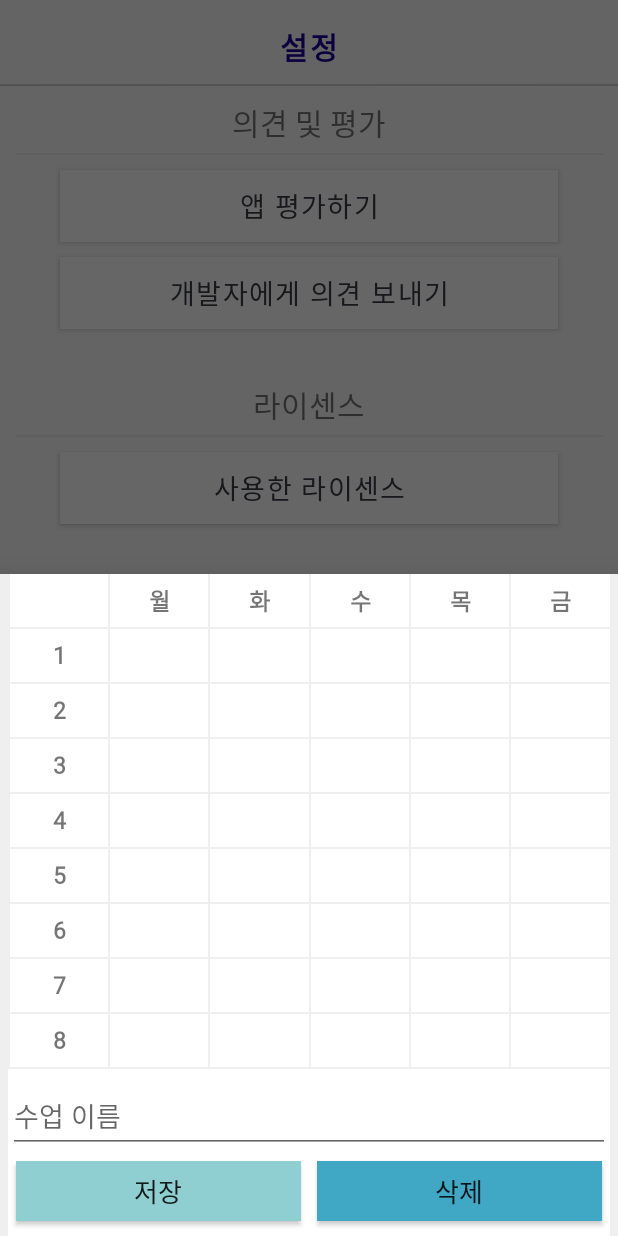
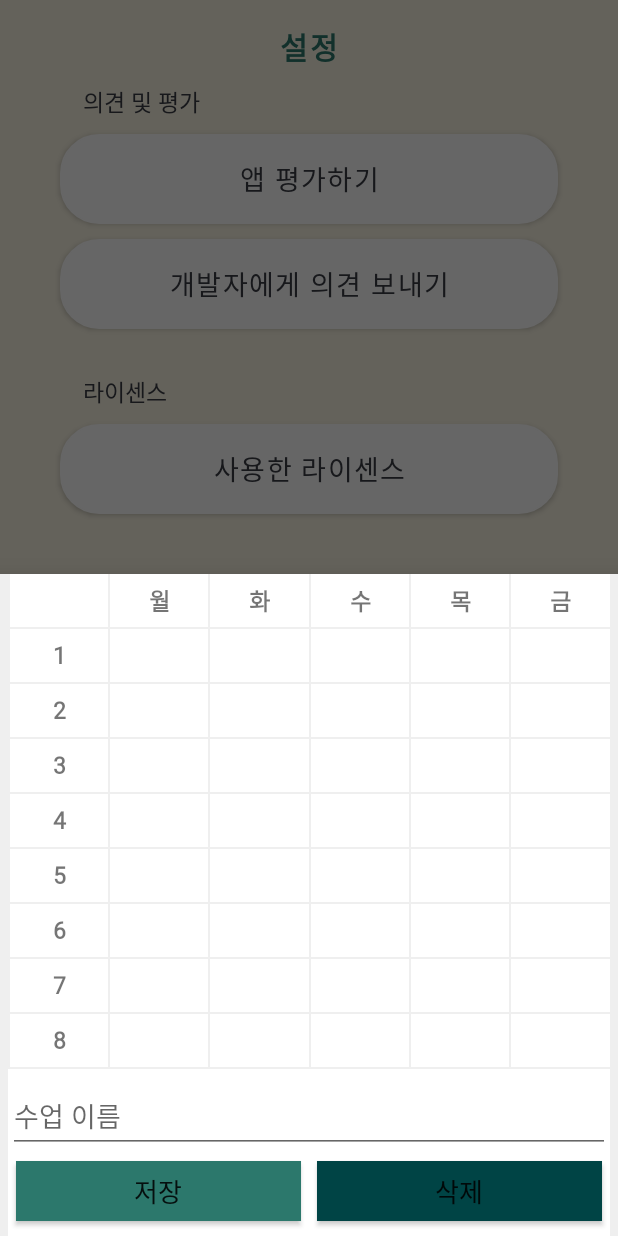
Before and after one commit to noion0511/MealService, an Android app: the fragment InfomationF placed in its activity, item 5 of the bottom bar chosen, on a phone screen of 412 x 824 dp. Run offline under Robolectric (Android 15) with nearby library versions, the phone set to English and light mode, and no system bars; our stand-ins replace Room's generated code; network calls fail.

Commit message:
디자인 수정 후

```diff
--- a/school_lunch/app/src/main/java/com/example/school_lunch/Adapter/CalendarAdapter.kt
+++ b/school_lunch/app/src/main/java/com/example/school_lunch/Adapter/CalendarAdapter.kt
@@ -24,8 +24,8 @@ class CalendarAdapter(private val baseCalendar: BaseCalendar, private val schedu
     }
 
     override fun onBindViewHolder(holder: CalendarItemViewHolder, position: Int) {
-        if (position % BaseCalendar.DAYS_OF_WEEK == 0) holder.itemView.tv_date.setTextColor(Color.parseColor("#1C0099"))
-        else if(position % BaseCalendar.DAYS_OF_WEEK == 6) holder.itemView.tv_date.setTextColor(Color.parseColor("#1C0099"))
+        if (position % BaseCalendar.DAYS_OF_WEEK == 0) holder.itemView.tv_date.setTextColor(Color.parseColor("#004445"))
+        else if(position % BaseCalendar.DAYS_OF_WEEK == 6) holder.itemView.tv_date.setTextColor(Color.parseColor("#004445"))
         else holder.itemView.tv_date.setTextColor(Color.parseColor("#676d6e"))
 
         val day = baseCalendar.data[position]
@@ -34,12 +34,12 @@ class CalendarAdapter(private val baseCalendar: BaseCalendar, private val schedu
         holder.itemView.academicSchedule.text = scheduleList?.find { schedule -> schedule.day == day }?.schedule ?: ""
 
         if(holder.itemView.academicSchedule.text != "") {
-            holder.itemView.tv_date.setBackgroundColor(Color.parseColor("#1C0099"))
+            holder.itemView.tv_date.setBackgroundColor(Color.parseColor("#2c786c"))
             holder.itemView.tv_date.setTextColor(Color.parseColor("#FFFFFF"))
         }
 
         if(scheduleList?.find { it.day == day }?.holiday==""){
-            holder.itemView.tv_date.setBackgroundColor(Color.parseColor("#fddb3a"))
+            holder.itemView.tv_date.setBackgroundColor(Color.parseColor("#f8b400"))
             holder.itemView.tv_date.setTextColor(Color.parseColor("#393b44"))
         }
 
--- /dev/null
+++ b/school_lunch/app/src/main/res/drawable/rectangle_background.xml
@@ -0,0 +1,8 @@
+<?xml version="1.0" encoding="utf-8"?>
+<shape xmlns:android="http://schemas.android.com/apk/res/android"
+    android:shape="rectangle">
+    <solid android:color="@color/white"/>
+    <stroke android:color="@color/white"
+        android:width="1dp"/>
+    <corners android:radius="25dp"/>
+</shape>
--- a/school_lunch/app/src/main/res/layout/activity_main.xml
+++ b/school_lunch/app/src/main/res/layout/activity_main.xml
@@ -4,7 +4,8 @@
     xmlns:tools="http://schemas.android.com/tools"
     android:layout_width="match_parent"
     android:layout_height="match_parent"
-    tools:context=".MainActivity">
+    tools:context=".MainActivity"
+    android:background="@color/AppColor1">
 
     <androidx.appcompat.widget.Toolbar
         android:id="@+id/toolbar"
@@ -19,15 +20,15 @@
 
     </androidx.appcompat.widget.Toolbar>
 
-    <View
-        android:id="@+id/mealItemView11"
-        android:layout_width="wrap_content"
-        android:layout_height="1dp"
-        android:background="@color/gray2"
-        android:elevation="0.5dp"
-        app:layout_constraintEnd_toEndOf="@id/overlay_layout"
-        app:layout_constraintStart_toStartOf="parent"
-        app:layout_constraintTop_toBottomOf="@+id/toolbar" />
+<!--    <View-->
+<!--        android:id="@+id/mealItemView11"-->
+<!--        android:layout_width="wrap_content"-->
+<!--        android:layout_height="1dp"-->
+<!--        android:background="@color/gray2"-->
+<!--        android:elevation="0.5dp"-->
+<!--        app:layout_constraintEnd_toEndOf="@id/overlay_layout"-->
+<!--        app:layout_constraintStart_toStartOf="parent"-->
+<!--        app:layout_constraintTop_toBottomOf="@+id/toolbar" />-->
 
     <TextView
         android:id="@+id/set_date"
@@ -36,7 +37,7 @@
         android:layout_gravity="center"
         android:layout_marginTop="16dp"
         android:text="@string/calendar"
-        android:textColor="@color/blueColor1"
+        android:textColor="@color/AppColor3"
         android:textSize="20sp"
         android:textStyle="bold"
         android:fontFamily="@font/cafe24danjunghae"
@@ -60,15 +61,15 @@
         </androidx.viewpager.widget.ViewPager>
     </FrameLayout>
 
-    <View
-        android:id="@+id/mealItemView1"
-        android:layout_width="wrap_content"
-        android:layout_height="1dp"
-        android:background="@color/gray2"
-        app:layout_constraintBottom_toTopOf="@+id/main_menu"
-        app:layout_constraintEnd_toEndOf="@id/overlay_layout"
-        app:layout_constraintStart_toStartOf="parent"
-        android:elevation="0.5dp"/>
+<!--    <View-->
+<!--        android:id="@+id/mealItemView1"-->
+<!--        android:layout_width="wrap_content"-->
+<!--        android:layout_height="1dp"-->
+<!--        android:background="@color/blueColor1"-->
+<!--        app:layout_constraintBottom_toTopOf="@+id/main_menu"-->
+<!--        app:layout_constraintEnd_toEndOf="@id/overlay_layout"-->
+<!--        app:layout_constraintStart_toStartOf="parent"-->
+<!--        android:elevation="0.5dp"/>-->
 
     <com.google.android.material.tabs.TabLayout
         android:id="@+id/main_menu"
--- a/school_lunch/app/src/main/res/layout/fragment_infomation.xml
+++ b/school_lunch/app/src/main/res/layout/fragment_infomation.xml
@@ -65,7 +65,7 @@
             android:layout_marginEnd="5dp"
             android:layout_marginBottom="10dp"
             android:layout_weight="1"
-            android:background="@color/blueColor5"
+            android:background="@color/AppColor3"
             android:fontFamily="@font/cafe24dangdanghae"
             android:text="@string/save"
             android:textSize="17sp"
@@ -80,7 +80,7 @@
             android:layout_marginEnd="5dp"
             android:layout_marginBottom="10dp"
             android:layout_weight="1"
-            android:background="@color/blueColor3"
+            android:background="@color/AppColor2"
             android:fontFamily="@font/cafe24dangdanghae"
             android:text="@string/remove"
             android:textSize="17sp"
--- a/school_lunch/app/src/main/res/layout/fragment_setting.xml
+++ b/school_lunch/app/src/main/res/layout/fragment_setting.xml
@@ -17,29 +17,6 @@
             android:layout_height="wrap_content"
             android:orientation="vertical">
 
-            <View
-                android:id="@+id/view6"
-                android:layout_width="match_parent"
-                android:layout_height="5dp" />
-
-<!--            <TextView-->
-<!--                android:id="@+id/textView122"-->
-<!--                android:layout_width="match_parent"-->
-<!--                android:layout_height="wrap_content"-->
-<!--                android:layout_margin="5dp"-->
-<!--                android:text="@string/widget_setting"-->
-<!--                android:textSize="18sp"-->
-<!--                android:gravity="center"-->
-<!--                android:layout_gravity="center"-->
-<!--                android:fontFamily="@font/cafe24dangdanghae"/>-->
-
-<!--            <View-->
-<!--                android:id="@+id/view42"-->
-<!--                android:layout_width="match_parent"-->
-<!--                android:layout_height="1dp"-->
-<!--                android:background="@color/gray"-->
-<!--                android:layout_marginRight="10dp"-->
-<!--                android:layout_marginLeft="10dp"/>-->
 
 <!--            <Button-->
 <!--                android:id="@+id/button22"-->
@@ -100,29 +77,32 @@
                 android:id="@+id/textView12"
                 android:layout_width="match_parent"
                 android:layout_height="wrap_content"
-                android:layout_margin="5dp"
+                android:layout_marginLeft="55dp"
+                android:layout_marginRight="55dp"
+                android:layout_marginBottom="10dp"
+                android:textColor="@color/grayColor4"
                 android:text="@string/opinion_evaluation"
-                android:textSize="20sp"
-                android:gravity="center"
-                android:fontFamily="@font/cafe24dangdanghae"/>
+                android:textSize="15sp"
+                android:gravity="start"
+                android:fontFamily="@font/cafe24ohsquareair"/>
 
-            <View
-                android:id="@+id/view4"
-                android:layout_width="match_parent"
-                android:layout_height="1dp"
-                android:background="@color/gray"
-                android:layout_marginRight="10dp"
-                android:layout_marginLeft="10dp"/>
+<!--            <View-->
+<!--                android:id="@+id/view4"-->
+<!--                android:layout_width="match_parent"-->
+<!--                android:layout_height="1dp"-->
+<!--                android:background="@color/gray"-->
+<!--                android:layout_marginRight="10dp"-->
+<!--                android:layout_marginLeft="10dp"/>-->
 
             <Button
                 android:id="@+id/button"
                 android:layout_width="match_parent"
-                android:layout_height="wrap_content"
+                android:layout_height="60dp"
                 android:text="@string/opinion"
                 android:layout_marginRight="40dp"
                 android:layout_marginLeft="40dp"
-                android:layout_marginTop="10dp"
-                android:background="@color/white"
+                android:layout_marginBottom="10dp"
+                android:background="@drawable/rectangle_background"
                 android:fontFamily="@font/cafe24ohsquareair"
                 android:letterSpacing="0.05"
                 android:textColor="@color/grayColor4"
@@ -131,14 +111,13 @@
             <Button
                 android:id="@+id/button23"
                 android:layout_width="match_parent"
-                android:layout_height="wrap_content"
+                android:layout_height="60dp"
                 android:text="@string/evaluation"
                 android:layout_marginRight="40dp"
                 android:layout_marginLeft="40dp"
                 android:fontFamily="@font/cafe24ohsquareair"
                 android:letterSpacing="0.05"
-                android:layout_marginTop="10dp"
-                android:background="@color/white"
+                android:background="@drawable/rectangle_background"
                 android:textColor="@color/grayColor4"
                 android:textSize="18sp"/>
 
@@ -151,38 +130,34 @@
                 android:id="@+id/text123"
                 android:layout_width="match_parent"
                 android:layout_height="wrap_content"
-                android:layout_margin="5dp"
+                android:layout_marginLeft="55dp"
+                android:layout_marginRight="55dp"
+                android:layout_marginBottom="10dp"
+                android:textColor="@color/grayColor4"
                 android:text="@string/licenses"
-                android:textSize="20sp"
-                android:gravity="center"
-                android:fontFamily="@font/cafe24dangdanghae"/>
+                android:textSize="15sp"
+                android:gravity="start"
+                android:fontFamily="@font/cafe24ohsquareair"/>
 
-            <View
-                android:id="@+id/view4245"
-                android:layout_width="match_parent"
-                android:layout_height="1dp"
-                android:background="@color/gray"
-                android:layout_marginRight="10dp"
-                android:layout_marginLeft="10dp"/>
 
             <Button
                 android:id="@+id/button837"
                 android:layout_width="match_parent"
-                android:layout_height="wrap_content"
-                android:text="@string/license"
+                android:layout_height="60dp"
+                android:layout_marginLeft="40dp"
                 android:layout_marginRight="40dp"
+                android:layout_marginBottom="10dp"
+                android:background="@drawable/rectangle_background"
                 android:fontFamily="@font/cafe24ohsquareair"
                 android:letterSpacing="0.05"
-                android:layout_marginLeft="40dp"
-                android:layout_marginTop="10dp"
-                android:background="@color/white"
+                android:text="@string/license"
                 android:textColor="@color/grayColor4"
-                android:textSize="18sp"/>
+                android:textSize="18sp" />
 
-            <View
-                android:id="@+id/view66"
-                android:layout_width="match_parent"
-                android:layout_height="30dp" />
+<!--            <View-->
+<!--                android:id="@+id/view66"-->
+<!--                android:layout_width="match_parent"-->
+<!--                android:layout_height="30dp" />-->
         </LinearLayout>
     </ScrollView>
 </FrameLayout>
--- a/school_lunch/app/src/main/res/layout/notice_item.xml
+++ b/school_lunch/app/src/main/res/layout/notice_item.xml
@@ -3,7 +3,11 @@
     android:id="@+id/meal_item"
     android:layout_width="wrap_content"
     android:layout_height="wrap_content"
-    android:orientation="vertical">
+    android:orientation="vertical"
+    android:background="@drawable/rectangle_background"
+    android:layout_marginBottom="15dp"
+    android:layout_marginRight="10dp"
+    android:layout_marginLeft="10dp">
 
     <LinearLayout
         android:id="@+id/notice"
--- a/school_lunch/app/src/main/res/mipmap-anydpi-v26/ic_main.xml
+++ b/school_lunch/app/src/main/res/mipmap-anydpi-v26/ic_main.xml
@@ -1,6 +1,5 @@
 <?xml version="1.0" encoding="utf-8"?>
 <adaptive-icon xmlns:android="http://schemas.android.com/apk/res/android">
     <background android:drawable="@drawable/ic_main_background"/>
-    <foreground android:drawable="@mipmap/ic_main_foreground"
-        android:tint="@color/blueColor3"/>
+    <foreground android:drawable="@mipmap/ic_main_foreground"/>
 </adaptive-icon>
--- a/school_lunch/app/src/main/res/values/colors.xml
+++ b/school_lunch/app/src/main/res/values/colors.xml
@@ -2,7 +2,7 @@
 <resources>
     <color name="colorPrimary">#6200EE</color>
     <color name="colorPrimaryDark">#000000</color>
-    <color name="colorAccent">#1C0099</color>
+    <color name="colorAccent">#004445</color>
 
     <color name="gray">#EFEFEF</color>
     <color name="white">#FFFFFF</color>
@@ -11,28 +11,19 @@
     <color name="yellow">#fddb3a</color>
     <color name="yellow2">#ffdf91</color>
 
-    <color name="pinkColor1">#fccbcb</color>
-    <color name="pinkColor2">#d9adad</color>
-    <color name="pinkColor3">#ad9d9d</color>
-    <color name="pinkColor4">#838383</color>
-
-    <color name="grinColor1">#065446</color>
-    <color name="grinColor2">#158467</color>
-    <color name="grinColor3">#bbd196</color>
-    <color name="grinColor4">#91d18b</color>
-
     <color name="blueColor1">#1C0099</color>
     <color name="blueColor2">#07689f</color>
     <color name="blueColor3">#40a8c4</color>
-    <color name="blueColor4">#a2d5f2</color>
+    <color name="blueColor4">#8fcfd1</color>
 
-    <color name="blueColor5">#8fcfd1</color>
-    <color name="blueColor6">#7fdbda</color>
-    <color name="blueColor7">#1dd3bd</color>
-    <color name="blueColor8">#05dfd7</color>
-
-    <color name="grayColor1">#f1f3f8</color>
+    <color name="grayColor7">#f1f3f8</color>
     <color name="grayColor2">#d6e0f0</color>
     <color name="grayColor3">#8d93ab</color>
     <color name="grayColor4">#393b44</color>
+
+
+    <color name="AppColor1">#faf5e4</color>
+    <color name="AppColor2">#004445</color>
+    <color name="AppColor3">#2c786c</color>
+    <color name="AppColor4">#f8b400</color>
 </resources>
```
Also changed, not shown: school_lunch/app/src/main/res/layout/fragment_academic_calendar.xml (+38 -59 lines), school_lunch/app/src/main/res/layout/fragment_class_schedule.xml (+8 -3 lines), school_lunch/app/src/main/res/layout/meal_item.xml (+5 -9 lines).
